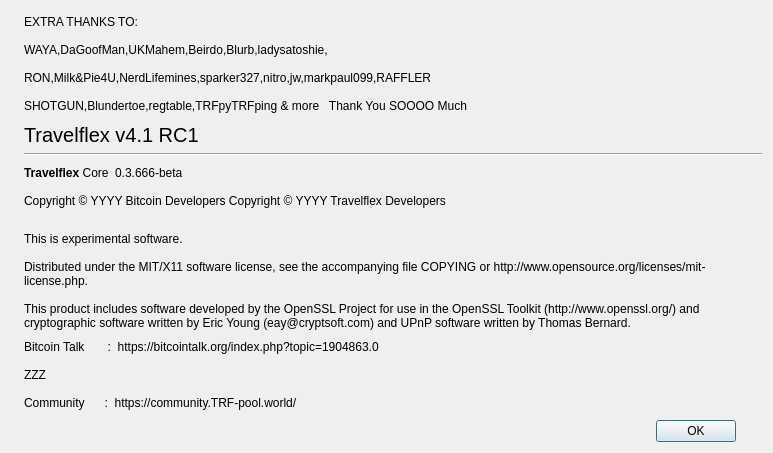
Qt form src/qt/forms/aboutdialog.ui (zatirdraft/TravelFlex) before a commit.
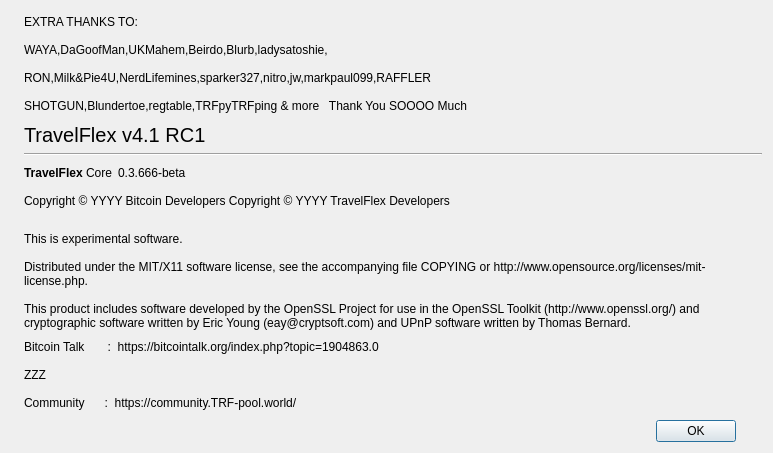
The same form after that commit. Icons and pictures are not drawn.

Patch:
```diff
--- a/src/qt/forms/aboutdialog.ui
+++ b/src/qt/forms/aboutdialog.ui
@@ -209,7 +209,7 @@
         </font>
        </property>
        <property name="text">
-        <string>Travelflex v4.1 RC1</string>
+        <string>TravelFlex v4.1 RC1</string>
        </property>
       </widget>
      </item>
@@ -230,7 +230,7 @@
         <cursorShape>IBeamCursor</cursorShape>
        </property>
        <property name="text">
-        <string>&lt;html&gt;&lt;head/&gt;&lt;body&gt;&lt;p&gt;&lt;span style=&quot; font-weight:600;&quot;&gt;Travelflex &lt;/span&gt;Core&lt;/p&gt;&lt;/body&gt;&lt;/html&gt;</string>
+        <string>&lt;html&gt;&lt;head/&gt;&lt;body&gt;&lt;p&gt;&lt;span style=&quot; font-weight:600;&quot;&gt;TravelFlex &lt;/span&gt;Core&lt;/p&gt;&lt;/body&gt;&lt;/html&gt;</string>
        </property>
        <property name="textInteractionFlags">
         <set>Qt::LinksAccessibleByMouse|Qt::TextSelectableByKeyboard|Qt::TextSelectableByMouse</set>
@@ -272,7 +272,7 @@
      </property>
      <property name="text">
       <string notr="true">Copyright &amp;copy; YYYY Bitcoin Developers
-Copyright &amp;copy; YYYY Travelflex Developers</string>
+Copyright &amp;copy; YYYY TravelFlex Developers</string>
      </property>
      <property name="textFormat">
       <enum>Qt::RichText</enum>
```
Left out of the diff: 2 changed lines with no effect on the pictures.
